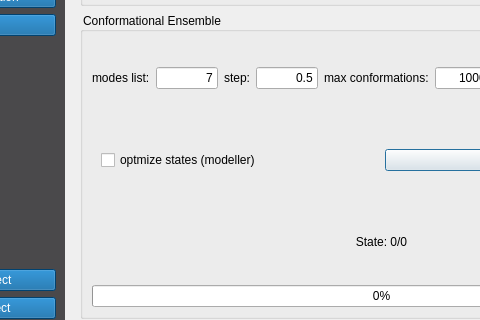
ThomasDesc/NRG_plugin, file nrgdock_widget.ui: the form before one commit; both pictures show x 121 to 601 and y 174 to 494 of the 824 by 705 pixel window.
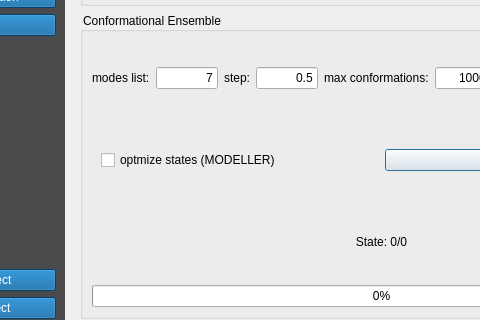
The form after the commit. The open tabs and pages were chosen to show the change.

Commit message: fix flexaid table colours

Patch:
```diff
--- a/nrgdock_widget.ui
+++ b/nrgdock_widget.ui
@@ -2398,7 +2398,7 @@
                 <item>
                  <widget class="QCheckBox" name="NRGten_optmizestates">
                   <property name="text">
-                   <string>optmize states (modeller)</string>
+                   <string>optmize states (MODELLER)</string>
                   </property>
                  </widget>
                 </item>
```
Left out of the diff: 2 changed lines with no effect on the pictures. The commit also changes 2 other files.
